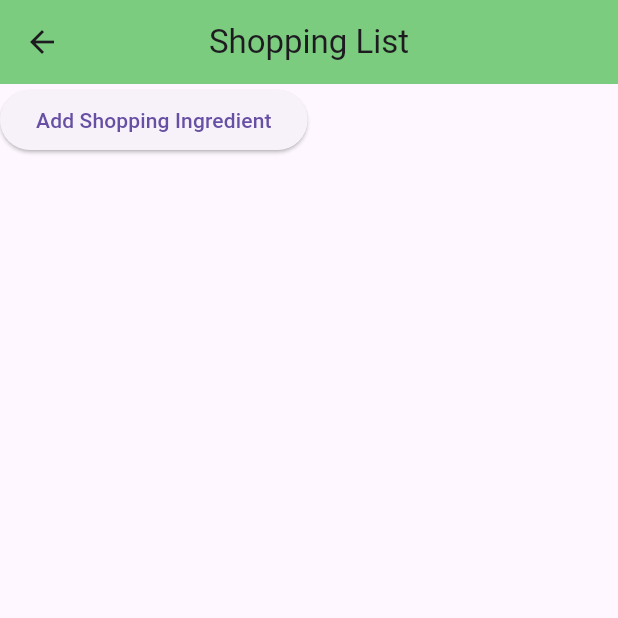
After one commit to Llucaieaie/Recipes-App, a Flutter app: the Cooking screen opened directly, item 3 of the bottom bar chosen, after a tap on "Add Shopping Ingredient", on a phone screen of 412 x 824 dp, the top half of it. The commit adds this screen. Run offline on Flutter 3.47's test engine with Material 3 defaults, Android fonts, the phone set to English and light mode, and no system bars; our stand-ins replace flutter_rating_bar; network calls fail.

Commit message:
Added shopping list screen

```diff
--- a/recipesapp/lib/screens/cooking.dart
+++ b/recipesapp/lib/screens/cooking.dart
@@ -3,6 +3,7 @@ import 'package:recipesapp/models/cookingsteps.dart';
 import 'package:recipesapp/models/recipeAPI.dart';
 import 'package:recipesapp/screens/home.dart';
 import 'package:recipesapp/screens/widgets/ingredients.dart';
+import 'package:recipesapp/screens/shopping.dart';
 
 class Cooking extends StatelessWidget {
   //final List<Cook> totalIngredients;
@@ -20,6 +21,20 @@ class Cooking extends StatelessWidget {
     return Scaffold(
       bottomNavigationBar: BottomNavigationBar(
           currentIndex: 1,
+                  onTap: (index) {
+            switch (index) {
+              case 0:
+                break;
+              case 1:;
+                break;
+              case 2:
+              Navigator.push(
+              context,
+              MaterialPageRoute(builder: (context) => Shopping(name: 'h', quantity: 10, price: 5)),
+              );
+              break;
+            }
+          },
           items: [
             BottomNavigationBarItem(
               icon: Icon(Icons.bookmark),
--- /dev/null
+++ b/recipesapp/lib/screens/shopping.dart
@@ -0,0 +1,54 @@
+import 'package:flutter/material.dart';
+import 'package:recipesapp/screens/widgets/ingredients.dart';
+
+class Shopping extends StatefulWidget {
+  final String name;
+  final int quantity;
+  final double price;
+
+  Shopping({
+    required this.name,
+    required this.quantity,
+    required this.price,
+  });
+
+  @override
+  _ShoppingState createState() => _ShoppingState();
+}
+
+class _ShoppingState extends State<Shopping> {
+  List<Ingredient> shoppingIngredients = [];
+
+  @override
+  Widget build(BuildContext context) {
+    return Scaffold(
+      appBar: AppBar(
+        title: Text('Shopping List'),
+        backgroundColor: const Color.fromARGB(255, 123, 204, 126),
+        centerTitle: true,
+      ),
+      body: Column(
+        children: [
+          ElevatedButton(
+            onPressed: () {
+              _addShoppingIngredient();
+            },
+            child: Text('Add Shopping Ingredient'),
+          ),
+        ],
+      ),
+    );
+  }
+
+  void _addShoppingIngredient() {
+    setState(() {
+      shoppingIngredients.add(Ingredient(
+        leftText: widget.name,
+        middleText: '${widget.quantity} ${widget.quantity > 1 ? 'PCS' : 'PC'}',
+        startColor: Color.fromARGB(255, 140, 236, 111),
+        endColor: const Color.fromARGB(255, 255, 255, 255),
+        fontSize: 18,
+      ));
+    });
+  }
+}
```
